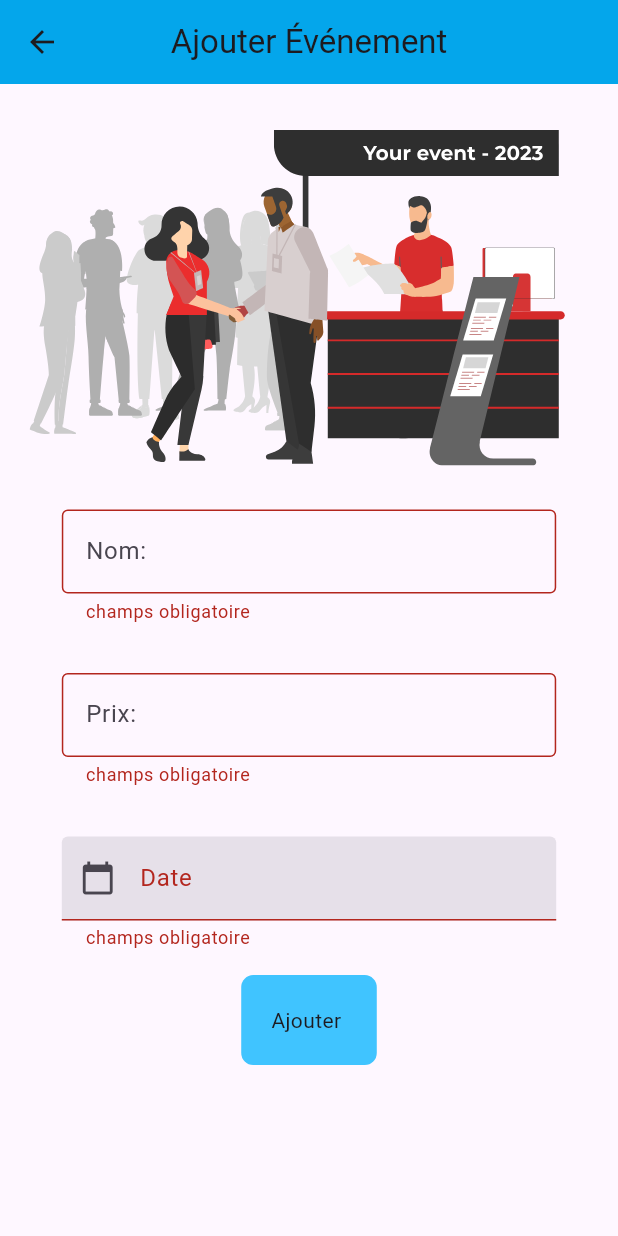
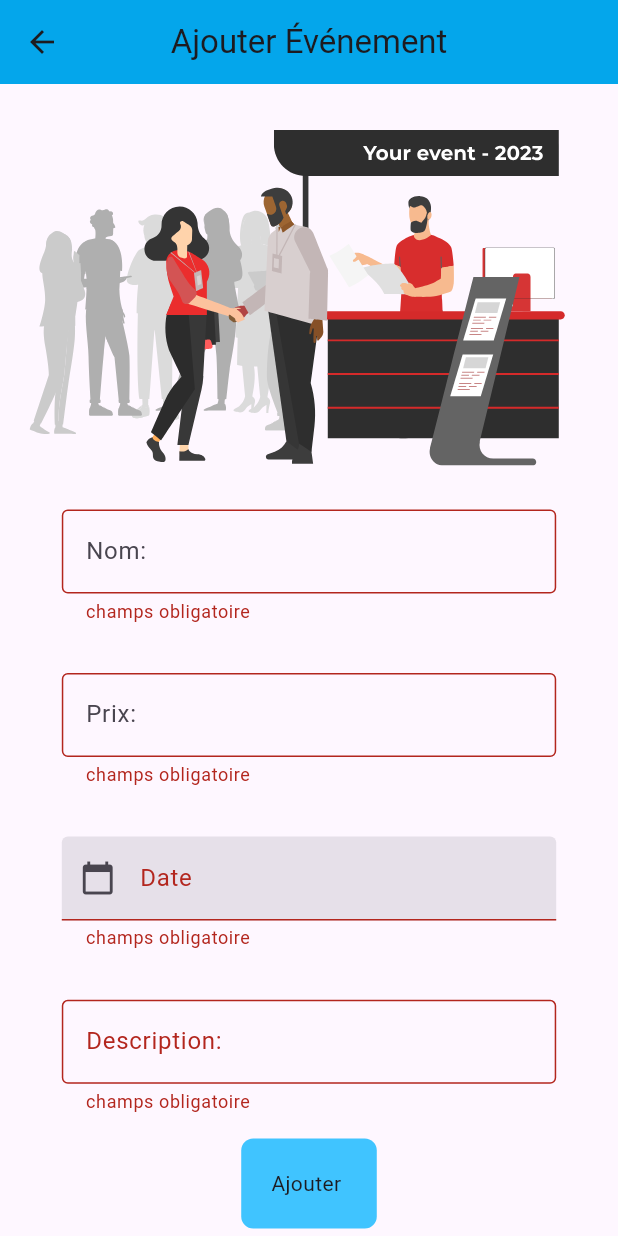
Before and after one commit to FirasSayeb/Stage-Front, a Flutter app: the AjouterEvent screen opened directly with empty values, after a tap on "Ajouter", on a phone screen of 412 x 824 dp. Run offline on Flutter 3.47's test engine with Material 3 defaults, Android fonts, the phone set to English and light mode, and no system bars; our stand-ins replace file_picker, firebase_core, firebase_messaging, flutter_local_notifications, lottie, open_file; accounts and stored records are empty; project files that could hold a hidden picture were left out.

Commit message:
add description

```diff
--- a/lib/pages/AjouterService.dart
+++ b/lib/pages/AjouterService.dart
@@ -12,7 +12,7 @@ class AjouterService extends StatefulWidget {
 }
 
 class _AjouterServiceState extends State<AjouterService> {
-
+   late String description;
    late String name;
    late double price;
   final fkey = GlobalKey<FormState>();
@@ -86,7 +86,27 @@ class _AjouterServiceState extends State<AjouterService> {
                         ),
                       ),
                       ),
-
+ Container(
+                           padding: EdgeInsets.symmetric(horizontal:MediaQuery.of(context).size.width*0.1,vertical:MediaQuery.of(context).size.height*0.02 ),
+                          child: TextFormField(
+                            validator: (value) {
+                              if (value!.isEmpty || value.length == 0) {
+                                return "champs obligatoire";
+                              } else if (value.length < 3) {
+                                return "verifier votre champs";
+                              }
+                              return null;
+                            },
+                            onSaved: (newValue) {
+                              description = newValue!;
+                            },
+                            keyboardType: TextInputType.text,
+                            decoration: InputDecoration(
+                             border: OutlineInputBorder(),
+                              labelText: "Description:",
+                            ),
+                          ),
+                        ),
 
                            Padding(padding: EdgeInsets.all(5)),
                         Center(
@@ -98,6 +118,7 @@ class _AjouterServiceState extends State<AjouterService> {
 
                                 Map<String, dynamic> userData = {
                                  'name':name,
+                                 'description':description,
                                  'price':price.toString()
                                 };
 
--- a/lib/pages/ajouterEvent.dart
+++ b/lib/pages/ajouterEvent.dart
@@ -16,6 +16,7 @@ class _AjouterServiceState extends State<AjouterEvent> {
   late String date='';
    late String name;
    late double price;
+   late String description;
   final fkey = GlobalKey<FormState>();
   String errorMessage = '';
   @override
@@ -116,6 +117,27 @@ class _AjouterServiceState extends State<AjouterEvent> {
                                   },
                                 ),
                              ),
+                              Container(
+                           padding: EdgeInsets.symmetric(horizontal:MediaQuery.of(context).size.width*0.1,vertical:MediaQuery.of(context).size.height*0.02 ),
+                          child: TextFormField(
+                            validator: (value) {
+                              if (value!.isEmpty || value.length == 0) {
+                                return "champs obligatoire";
+                              } else if (value.length < 3) {
+                                return "verifier votre champs";
+                              }
+                              return null;
+                            },
+                            onSaved: (newValue) {
+                              description = newValue!;
+                            },
+                            keyboardType: TextInputType.text,
+                            decoration: InputDecoration(
+                             border: OutlineInputBorder(),
+                              labelText: "Description:",
+                            ),
+                          ),
+                        ),
                         Center(
                           child: GestureDetector(
                             onTap: () async {
@@ -125,6 +147,7 @@ class _AjouterServiceState extends State<AjouterEvent> {
 
                                 Map<String, dynamic> userData = {
                                  'name':name,
+                                 'description':description,
                                  'price':price.toString(),
                                  'date':date
                                 };
```
Also changed, not shown: lib/pages/ModEvent.dart (+32 -9 lines), lib/pages/ModService.dart (+32 -4 lines), lib/pages/gerer_events.dart (+7 -2 lines), lib/pages/gerer_services.dart (+6 -1 lines).
